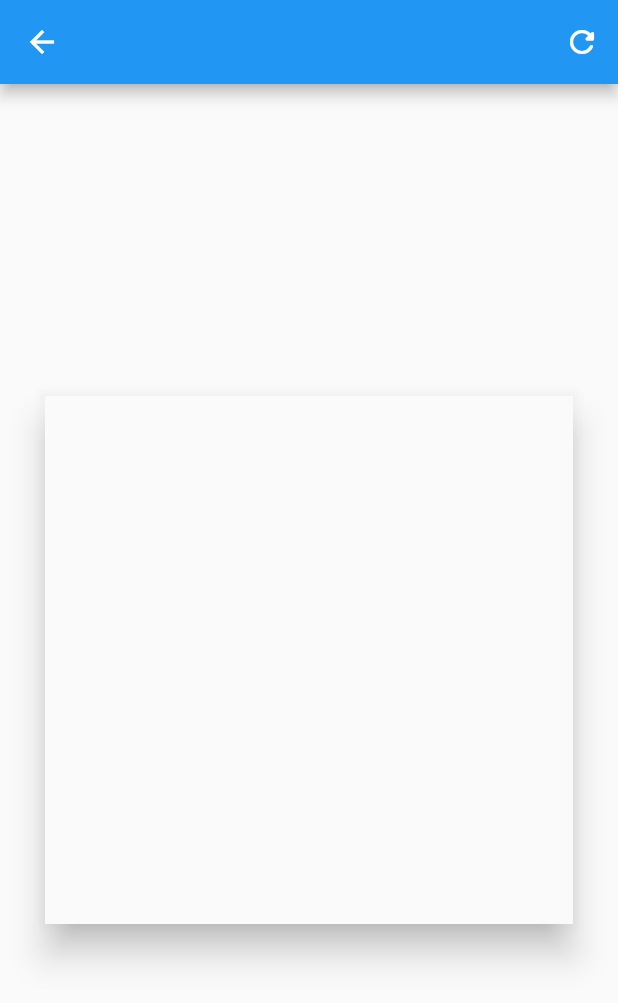
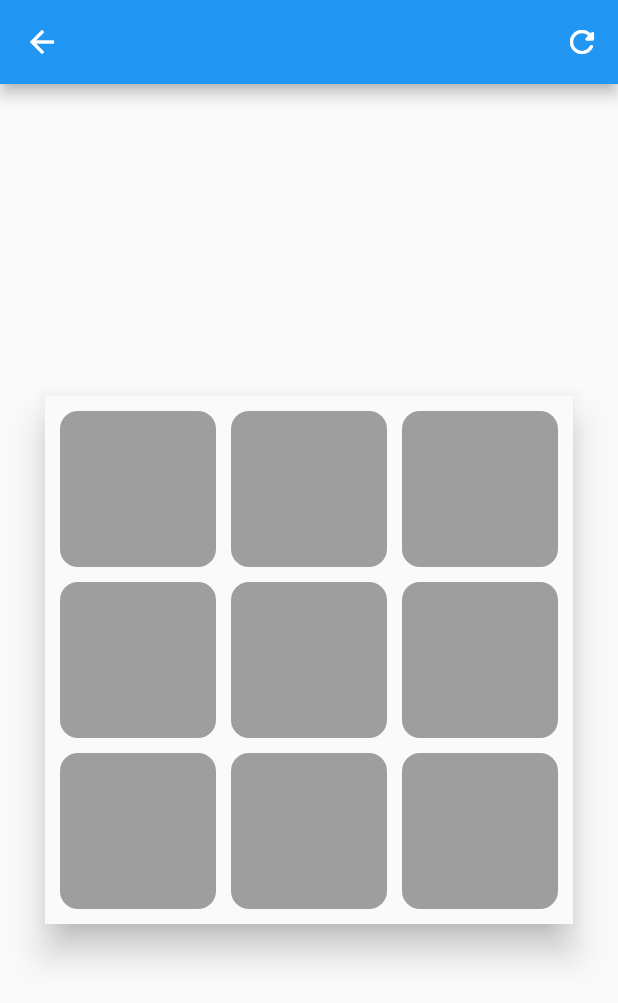
Before and after one commit to Memento-Morii/tic_tac_toe_game, a Flutter app: the HomePageView screen opened by its route, after a tap on the "refresh" icon, on a phone screen of 412 x 824 dp. Shown: the top 1003 px of the screen. Run offline on Flutter 3.47's test engine with Material 2 defaults, Android fonts, the phone set to English and light mode, and no system bars; our stand-ins replace get, google_fonts.

Commit message:
:sparkles: Add State Managent to homepage

```diff
--- a/lib/data/tic_tac_model.dart
+++ b/lib/data/tic_tac_model.dart
@@ -1 +1,19 @@
-class TicTacModel {}
+import 'package:flutter/material.dart';
+import 'package:get/get.dart';
+
+// enum PlayerType{
+//   'X',"0"
+// }
+class TicTacModel {
+  final int gameId;
+  String? type;
+  RxBool isEnabled;
+  Rx<Color> backgroundColor;
+
+  TicTacModel({
+    required this.gameId,
+    this.type,
+    required this.isEnabled,
+    required this.backgroundColor,
+  });
+}
--- a/lib/views/homepage/controller/homepage_controller.dart
+++ b/lib/views/homepage/controller/homepage_controller.dart
@@ -1,3 +1,48 @@
+import 'package:flutter/material.dart';
 import 'package:get/get.dart';
+import 'package:tic_tac_toe_game/data/tic_tac_model.dart';
 
-class HomePageController extends GetxController {}
+class HomePageController extends GetxController {
+  late List<int> playerOneChoices;
+  late List<int> playerTwoChoices;
+  RxInt activePlayer = 1.obs;
+  String userChoiceType = "X";
+
+  late RxList<TicTacModel> allButtons = <TicTacModel>[].obs;
+  @override
+  void onInit() {
+    init();
+    super.onInit();
+  }
+
+  void init() {
+    playerOneChoices = [];
+    playerTwoChoices = [];
+    allButtons.value = [
+      TicTacModel(gameId: 1, isEnabled: true.obs, backgroundColor: Colors.grey.obs),
+      TicTacModel(gameId: 2, isEnabled: true.obs, backgroundColor: Colors.grey.obs),
+      TicTacModel(gameId: 3, isEnabled: true.obs, backgroundColor: Colors.grey.obs),
+      TicTacModel(gameId: 4, isEnabled: true.obs, backgroundColor: Colors.grey.obs),
+      TicTacModel(gameId: 5, isEnabled: true.obs, backgroundColor: Colors.grey.obs),
+      TicTacModel(gameId: 6, isEnabled: true.obs, backgroundColor: Colors.grey.obs),
+      TicTacModel(gameId: 7, isEnabled: true.obs, backgroundColor: Colors.grey.obs),
+      TicTacModel(gameId: 8, isEnabled: true.obs, backgroundColor: Colors.grey.obs),
+      TicTacModel(gameId: 9, isEnabled: true.obs, backgroundColor: Colors.grey.obs),
+    ];
+  }
+
+  void pressButton(TicTacModel tictac) {
+    // setState(() {
+    if (activePlayer.value == 1) {
+      tictac.type = "X";
+      tictac.backgroundColor.value = Colors.red;
+      activePlayer.value = 2;
+      playerOneChoices.add(tictac.gameId);
+    } else {
+      tictac.type = "0";
+      tictac.backgroundColor.value = Colors.yellow;
+      activePlayer.value = 1;
+      playerTwoChoices.add(tictac.gameId);
+    }
+  }
+}
--- a/lib/views/homepage/homepage_view.dart
+++ b/lib/views/homepage/homepage_view.dart
@@ -1,6 +1,10 @@
 import 'package:flutter/material.dart';
+import 'package:get/get.dart';
+import 'package:tic_tac_toe_game/data/tic_tac_model.dart';
+import 'package:tic_tac_toe_game/themes/custom_text_styles.dart';
+import 'package:tic_tac_toe_game/views/homepage/controller/homepage_controller.dart';
 
-class HomePageView extends StatelessWidget {
+class HomePageView extends GetView<HomePageController> {
   const HomePageView({Key? key}) : super(key: key);
 
   @override
@@ -9,7 +13,7 @@ class HomePageView extends StatelessWidget {
       appBar: AppBar(
         actions: [
           IconButton(
-            onPressed: () {},
+            onPressed: () => controller.init(),
             icon: const Icon(Icons.refresh_rounded),
           ),
         ],
@@ -21,24 +25,44 @@ class HomePageView extends StatelessWidget {
             padding: const EdgeInsets.symmetric(horizontal: 30),
             child: Material(
               elevation: 10,
-              child: GridView.builder(
+              child: Obx(
+                () => GridView.builder(
                     shrinkWrap: true,
                     padding: const EdgeInsets.all(10.0),
                     gridDelegate: const SliverGridDelegateWithFixedCrossAxisCount(
                       crossAxisCount: 3,
+                      mainAxisSpacing: 10,
+                      crossAxisSpacing: 10,
                     ),
-                itemCount: 9,
-                itemBuilder: (context, index) => SizedBox(
+                    itemCount: controller.allButtons.length,
+                    itemBuilder: (context, index) {
+                      TicTacModel ticTacModel = controller.allButtons[index];
+                      return SizedBox(
                         width: 120,
                         height: 120,
-                  child: TextButton(
-                    onPressed: () {},
-                    child: const Text(
-                      "",
-                      style: TextStyle(color: Colors.white, fontSize: 20.0),
+                        child: Obx(
+                          () => TextButton(
+                            onPressed: () => ticTacModel.isEnabled.isFalse
+                                ? null
+                                : controller.pressButton(ticTacModel),
+                            child: Text(
+                              ticTacModel.type ?? '',
+                              style: CustomTextStyle.whiteHeadlineOne,
+                            ),
+                            style: ButtonStyle(
+                              backgroundColor: MaterialStateProperty.all<Color>(
+                                ticTacModel.backgroundColor.value,
+                              ),
+                              shape: MaterialStateProperty.all<RoundedRectangleBorder>(
+                                RoundedRectangleBorder(
+                                  borderRadius: BorderRadius.circular(12),
                                 ),
                               ),
                             ),
+                          ),
+                        ),
+                      );
+                    }),
               ),
             ),
           ),
```
Lines whose indentation alone changed are shown as unchanged.
